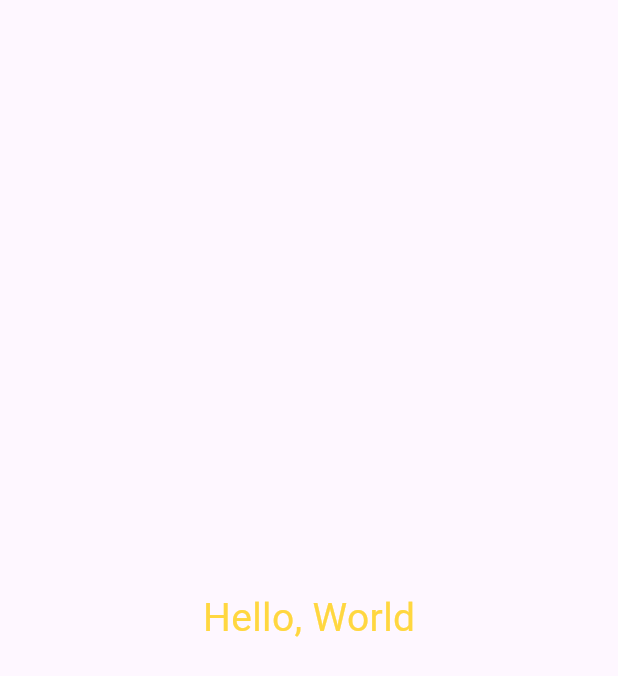
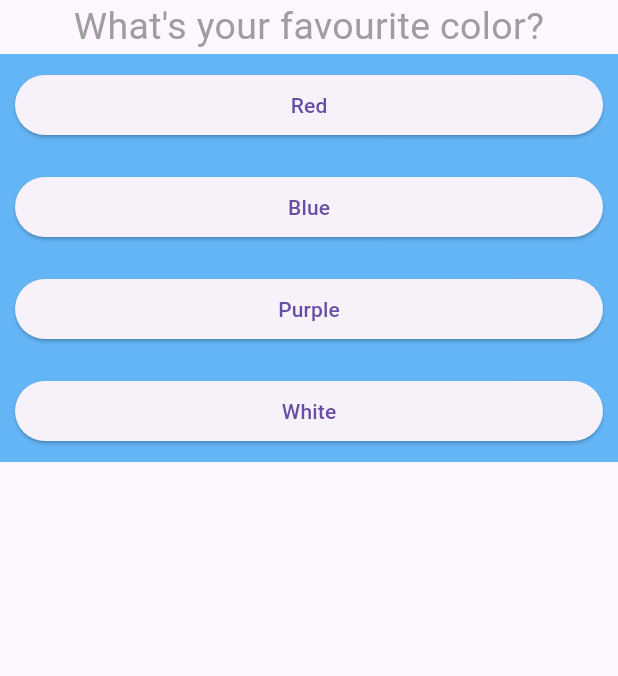
Before and after one commit to themooss/USEHelper, a Flutter app: the screen it shows after launch, on a phone screen of 412 x 824 dp. Shown: the top 676 px of the screen. Run offline on Flutter 3.47's test engine with Material 3 defaults, Android fonts, the light colour scheme and no system bars.

Commit message:
create a dialog menu on app start

```diff
--- a/use_helper/lib/main.dart
+++ b/use_helper/lib/main.dart
@@ -1,5 +1,6 @@
 import 'package:flutter/material.dart';
 import 'package:use_helper/screens/home_screen.dart';
+import 'package:use_helper/screens/questions_screen.dart';
 
 void main() {
   runApp(const MainApp());
@@ -10,6 +11,8 @@ class MainApp extends StatelessWidget {
 
   @override
   Widget build(BuildContext context) {
-    return const HomeScreen();
+    return const MaterialApp(
+      home: QuestionsScreen(),
+    );
   }
 }
--- /dev/null
+++ b/use_helper/lib/screens/questions_screen.dart
@@ -0,0 +1,48 @@
+import 'package:flutter/material.dart';
+import 'package:use_helper/utils/answer.dart';
+import 'package:use_helper/utils/question.dart';
+
+class QuestionsScreen extends StatefulWidget {
+  const QuestionsScreen({super.key});
+
+  @override
+  State<QuestionsScreen> createState() => _QuestionsScreenState();
+}
+
+class _QuestionsScreenState extends State<QuestionsScreen> {
+  int _questionIndex = 0;
+
+  void _answerQuestion() {
+    setState(() {
+      _questionIndex++;
+    });
+  }
+
+  @override
+  Widget build(BuildContext context) {
+    var questions = const [
+      {
+        'question': 'What\'s your favourite color?',
+        'answer': ['Red', 'Blue', 'Purple', 'White']
+      },
+      {
+        'question': 'What\'s your favourite animal?',
+        'answer': ['Cat', 'Dog', 'hamster', 'gorilla']
+      },
+      {
+        'question': 'What\'s your favourite music?',
+        'answer': ['Ambient', 'Phonk', 'Dubstep', 'Drum\'n bass']
+      }
+    ];
+
+    return Scaffold(
+        body: Column(children: [
+      Question(
+        questions[_questionIndex]['question'].toString(),
+      ),
+      ...(questions[_questionIndex]['answer'] as List<String>).map((answer) {
+        return Answer(_answerQuestion, answer);
+      })
+    ]));
+  }
+}
--- /dev/null
+++ b/use_helper/lib/utils/answer.dart
@@ -0,0 +1,20 @@
+import 'package:flutter/material.dart';
+
+class Answer extends StatelessWidget {
+  final VoidCallback selectionHandler;
+  final String answerText;
+
+  // ignore: use_key_in_widget_constructors
+  const Answer(this.selectionHandler, this.answerText);
+
+  @override
+  Widget build(BuildContext context) {
+    return Container(
+      width: double.infinity,
+      color: Colors.blue.shade300,
+      padding: EdgeInsets.all(10),
+      child:
+          ElevatedButton(onPressed: selectionHandler, child: Text(answerText)),
+    );
+  }
+}
--- /dev/null
+++ b/use_helper/lib/utils/question.dart
@@ -0,0 +1,20 @@
+import 'package:flutter/material.dart';
+
+class Question extends StatelessWidget {
+  final String questionText;
+
+  // ignore: use_key_in_widget_constructors
+  const Question(this.questionText);
+
+  @override
+  Widget build(BuildContext context) {
+    return Text(
+      questionText,
+      style: TextStyle(
+        color: Colors.grey.shade500,
+        fontSize: 25,
+      ),
+      textAlign: TextAlign.center,
+    );
+  }
+}
```
